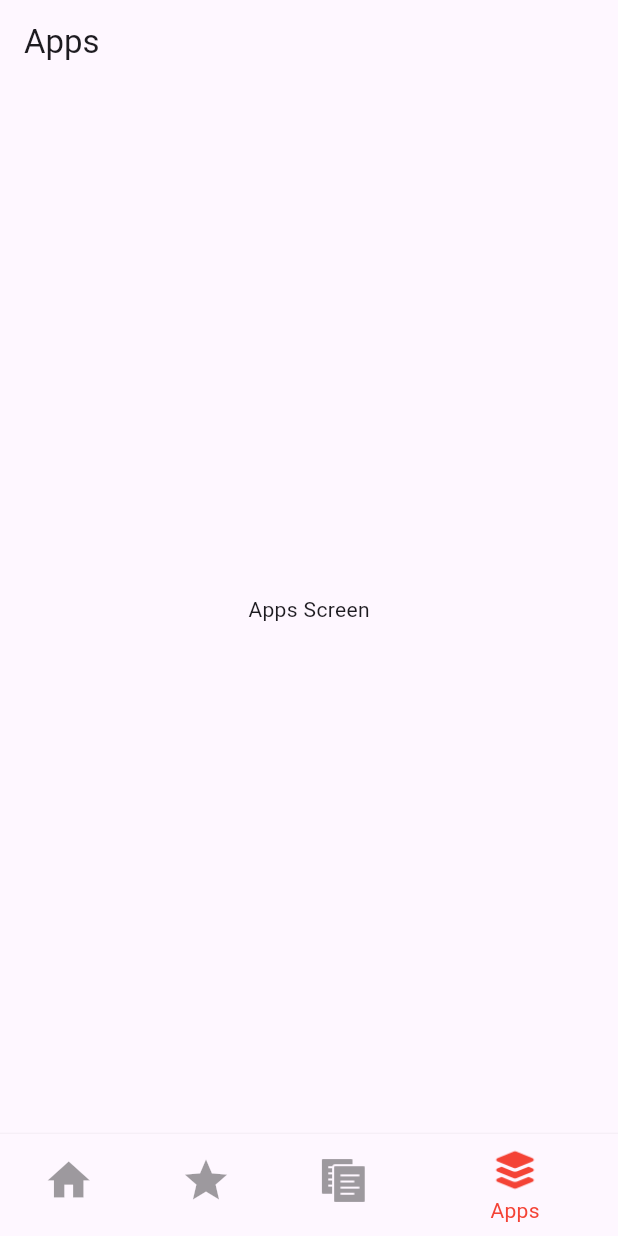
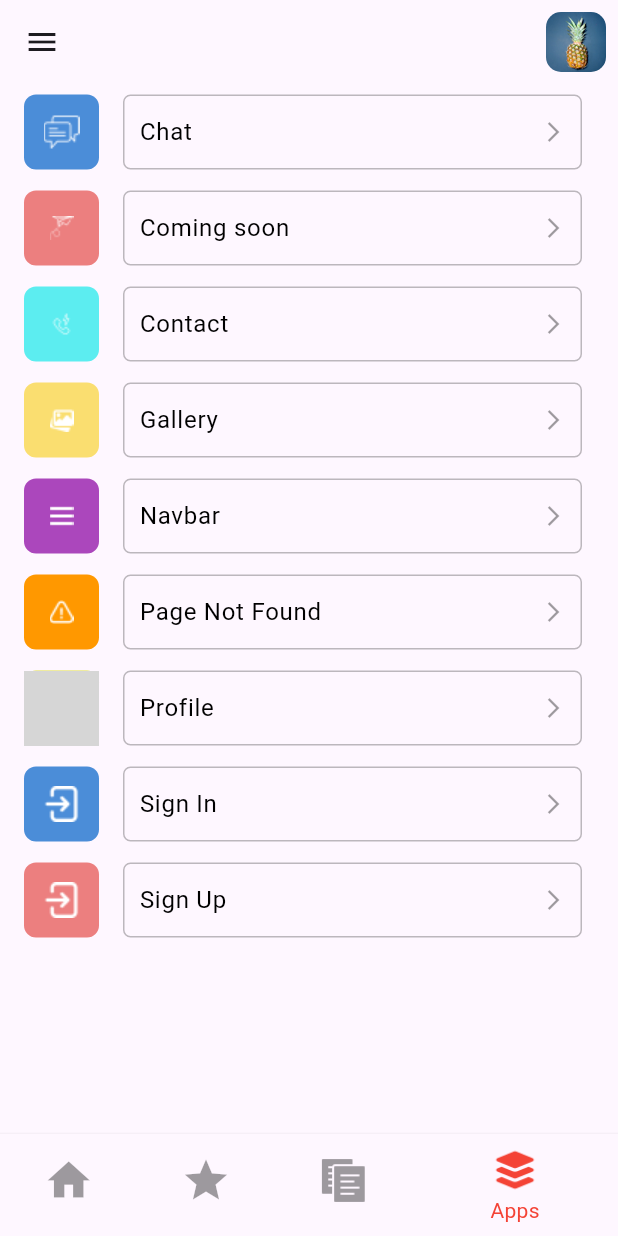
Before and after one commit to Gul-Is-Here/Maxui-App-Clone, a Flutter app: the screen it shows after launch, item 4 of the bottom bar chosen, on a phone screen of 412 x 824 dp. Run offline on Flutter 3.47's test engine with Material 3 defaults, Android fonts, the phone set to English and light mode, and no system bars; our stand-ins replace get, velocity_x; grey boxes are pictures that could not be loaded.

Commit message:
'App screen complete'

```diff
--- /dev/null
+++ b/lib/consts/lists/apps_list.dart
@@ -0,0 +1,48 @@
+import 'package:flutter/material.dart';
+import 'package:maxui_app_clone/consts/strings/images_strings.dart';
+import 'package:maxui_app_clone/screens/feature_screen/feature_screen.dart';
+
+final appsListIText = [
+  'Chat',
+  'Coming soon',
+  'Contact',
+  'Gallery',
+  'Navbar',
+  'Page Not Found',
+  'Profile',
+  'Sign In',
+  'Sign Up'
+];
+final appsIconsList = [
+  icChatP,
+  icComingSoonA,
+  icPhoneA,
+  icPhotoGalleryA,
+  icNavBarA,
+  icPageNotFoundA,
+  icProfileP,
+  icSinginP,
+  icSinginP
+];
+final appScreensList = [
+  FeatureScreen(),
+  FeatureScreen(),
+  FeatureScreen(),
+  FeatureScreen(),
+  FeatureScreen(),
+  FeatureScreen(),
+  FeatureScreen(),
+  FeatureScreen(),
+  FeatureScreen()
+];
+List<Color> appContainerBgColors = [
+  const Color.fromARGB(255, 75, 141, 216),
+  const Color.fromARGB(255, 236, 127, 127),
+  const Color.fromARGB(255, 92, 237, 240),
+  const Color.fromARGB(255, 250, 222, 112),
+  Colors.purple.shade400,
+  Colors.orange,
+  Color.fromARGB(255, 224, 224, 63),
+  const Color.fromARGB(255, 75, 141, 216),
+  const Color.fromARGB(255, 236, 127, 127),
+];
--- a/lib/consts/strings/images_strings.dart
+++ b/lib/consts/strings/images_strings.dart
@@ -70,3 +70,10 @@ const icSettingsP = 'assets/icons/page_icons/settings.png';
 const icSignUpP = 'assets/icons/page_icons/signup.png';
 const icSinginP = 'assets/icons/page_icons/singin.png';
 const icGalleryP = 'assets/icons/page_icons/gallery.png';
+
+// Apps Screen List
+const icComingSoonA = 'assets/icons/app_icons/comingsoon.png';
+const icNavBarA = 'assets/icons/app_icons/navbar.png';
+const icPhoneA = 'assets/icons/app_icons/phone.png';
+const icPhotoGalleryA = 'assets/icons/app_icons/photogallery.png';
+const icPageNotFoundA = 'assets/icons/app_icons/warning.png';
--- a/lib/screens/apps_screen/apps_screen.dart
+++ b/lib/screens/apps_screen/apps_screen.dart
@@ -1,5 +1,9 @@
 import 'package:flutter/material.dart';
-import 'package:flutter/widgets.dart';
+import 'package:maxui_app_clone/consts/lists/apps_list.dart';
+
+import '../../common/widgets/myDrawer_widget.dart';
+import '../../consts/lists/home_list.dart';
+import '../../consts/strings/images_strings.dart';
 
 class AppsScreen extends StatelessWidget {
   const AppsScreen({super.key});
@@ -7,11 +11,63 @@ class AppsScreen extends StatelessWidget {
   @override
   Widget build(BuildContext context) {
     return Scaffold(
+      drawer: Drawer(
+        width: MediaQuery.of(context).size.width * 0.75,
+        child: Padding(
+          padding: const EdgeInsets.only(top: 30.0),
+          child: SingleChildScrollView(
+            child: Column(
+              children: List.generate(
+                drawerTextList.length,
+                (index) => MyDrawerItem(
+                  title: drawerTextList[index],
+                  bgColor: drawerContainerBgColors[index],
+                  onTap: () {
+                    Navigator.of(context).push(MaterialPageRoute(
+                      builder: (context) => drawerScreens[index],
+                    ));
+                  },
+                  icon: drawericonList[index], // Convert Icons to IconData
+                ),
+              ),
+            ),
+          ),
+        ),
+      ),
       appBar: AppBar(
-        title: Text('Apps'),
+        // Use IconButton with 'menu' icon to open the drawer
+        // leading: IconButton(
+        //   icon: const Icon(Icons.menu),
+        //   onPressed: () {
+        //     Scaffold.of(context).openDrawer();
+        //   },
+        // ),
+        actions: [
+          IconButton(
+            onPressed: () {},
+            icon: ClipRRect(
+              borderRadius: const BorderRadius.all(
+                Radius.circular(10),
+              ),
+              child: Image.asset(homeAppBarIcon),
+            ),
+          )
+        ],
       ),
-      body: Center(
-        child: Text('Apps Screen'),
+      body: ListView(
+        children: List.generate(
+          appsIconsList.length,
+          (index) => MyDrawerItem(
+              title: appsListIText[index],
+              bgColor: appContainerBgColors[index],
+              onTap: () {
+                Navigator.of(context)
+                    .push(MaterialPageRoute(builder: (context) {
+                  return appScreensList[index];
+                }));
+              },
+              icon: appsIconsList[index]),
+        ),
       ),
     );
   }
--- a/pubspec.yaml
+++ b/pubspec.yaml
@@ -67,6 +67,7 @@ flutter:
     - assets/icons/drawer_icons/
     - assets/icons/feature_icons/
     - assets/icons/page_icons/
+    - assets/icons/app_icons/
     - assets/images/
   # An image asset can refer to one or more resolution-specific "variants", see
   # https://flutter.dev/assets-and-images/#resolution-aware
```
Also changed, not shown: assets/icons/app_icons/comingsoon.png (added), assets/icons/app_icons/navbar.png (added), assets/icons/app_icons/phone.png (added), assets/icons/app_icons/photogallery.png (added), assets/icons/app_icons/warning.png (added).
